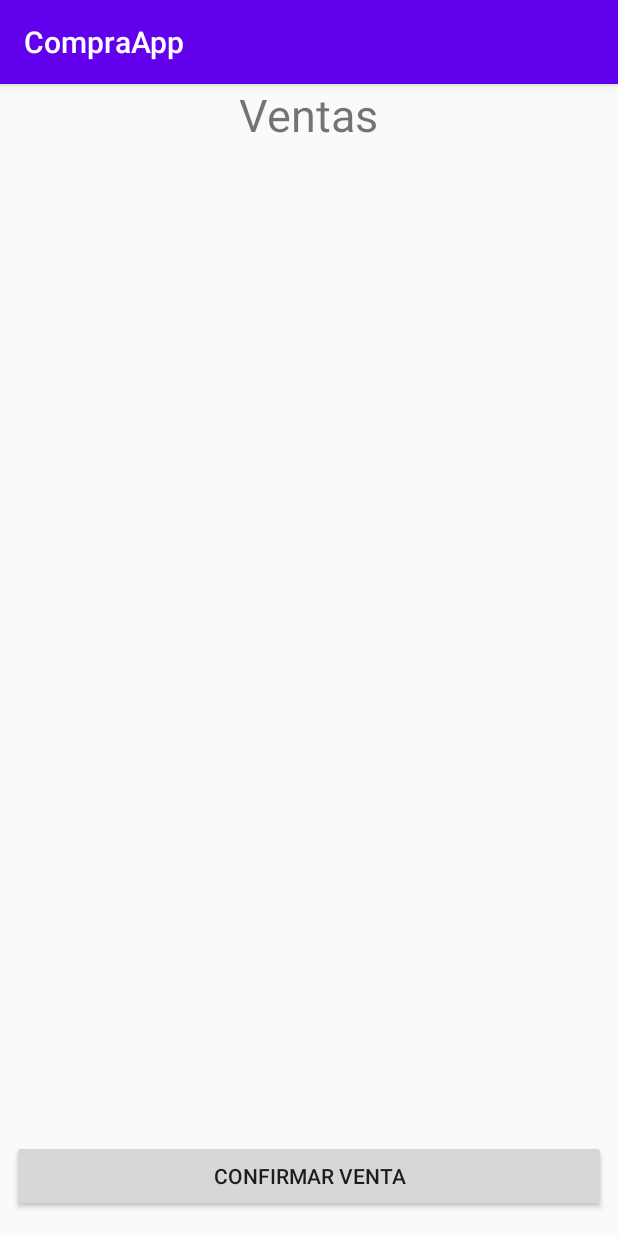
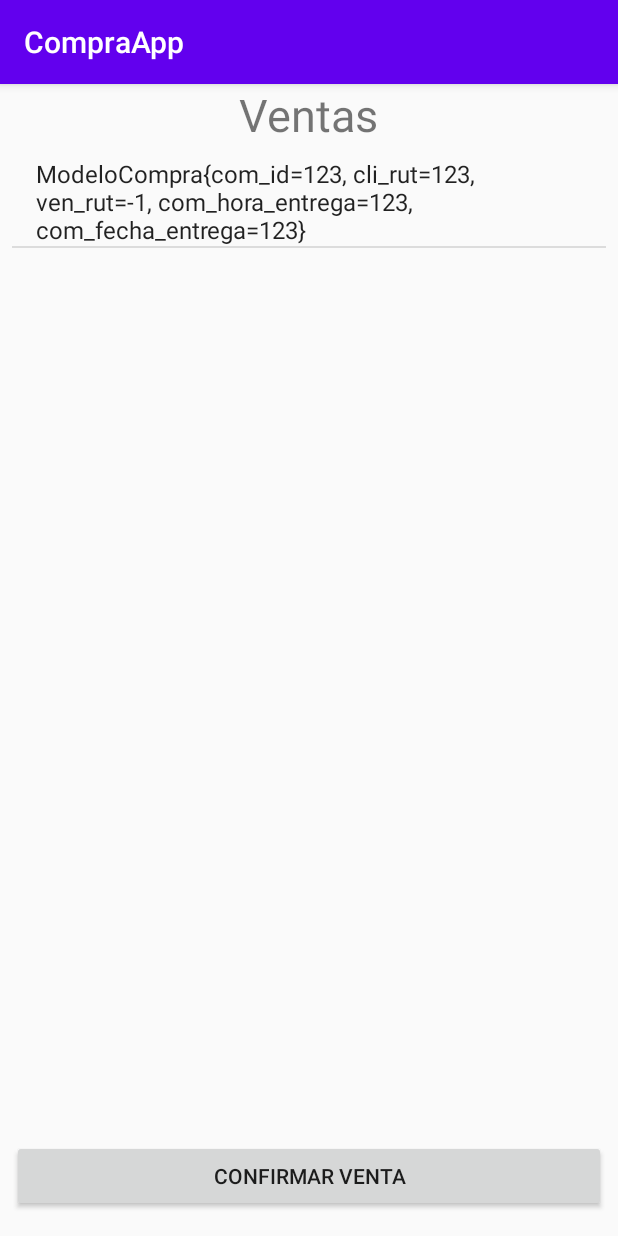
Before and after one commit to unknow1646/CompraApp, an Android app: the Ventas screen opened directly, with no data from a screen before it, on a phone screen of 412 x 824 dp. Run offline under Robolectric (Android 15) with nearby library versions, the phone set to English and light mode, and no system bars.

Commit message:
Revert "Revert "Merge branch 'master' of https://github.com/unknow1646/CompraApp""
This reverts commit db118df44f23d6248799ce9cfa4ed4abb6985a40.

```diff
--- a/app/src/main/java/com/example/compraapp/DataBaseHelper.java
+++ b/app/src/main/java/com/example/compraapp/DataBaseHelper.java
@@ -70,20 +70,59 @@ public class DataBaseHelper extends SQLiteOpenHelper {
     }
 
 
+    public boolean instanciaCompra(ModeloCompra modeloCompra){
+        SQLiteDatabase db = this.getWritableDatabase();
+        ContentValues cv = new ContentValues();
+        cv.put("com_autoincrementable", modeloCompra.getCom_id());
+        cv.put("cli_rut",modeloCompra.getCli_rut());
+        cv.put("ven_rut",modeloCompra.getVen_rut());
+        cv.put("com_hora_entrega",modeloCompra.getCom_hora_entrega());
+        cv.put("com_fecha_entrega",modeloCompra.getCom_fecha_entrega());
+
+
+        long insert = db.insert("compra",null,cv);
+        return insert != -1;
+    }
+
+    public List<ModeloProducto> getProductos(int rut){
+        List<ModeloProducto> returnList = new ArrayList<>();
+        String queryString = "SELECT * FROM producto WHERE ven_rut = "+Integer.toString(rut);
+        SQLiteDatabase db = this.getReadableDatabase();
+        Cursor cursor = db.rawQuery(queryString,null);
+        if(cursor.moveToFirst()){
+            do{
+                int codigo = cursor.getInt(0);
+                int rut_v = cursor.getInt(1);
+                String nombre = cursor.getString(2);
+                int stock = cursor.getInt(3);
+                String tipo = cursor.getString(4);
+                int precio = cursor.getInt(5);
+                ModeloProducto modeloProducto = new ModeloProducto(codigo, rut_v, nombre, stock, tipo, precio);
+                returnList.add(modeloProducto);
+            }while(cursor.moveToNext());
+        }
+        else{
+            //FAIL
+        }
+        cursor.close();
+        db.close();
+        return returnList;
+    }
+
     public List<ModeloCompra> getEveryoneCompra(){
         List<ModeloCompra> returnList = new ArrayList<>();
-        String queryString = "SELECT * FROM compra " ;
+        String queryString = "SELECT * FROM compra";
         SQLiteDatabase db = this.getReadableDatabase();
         Cursor cursor = db.rawQuery(queryString, null);
         if(cursor.moveToFirst()){
             //loop results
             do{
-
-                int compraclirut = cursor.getInt(0);
-                int compravenrut = cursor.getInt(1);
-                int comprahoranetrega=cursor.getInt(2);
-                int comprafechaentrega= cursor.getInt(3);
-                ModeloCompra newmodelocompra = new ModeloCompra(compraclirut,compravenrut,comprahoranetrega,comprafechaentrega);
+                int compraid = cursor.getInt(0);
+                int compraclirut = cursor.getInt(1);
+                int compravenrut = cursor.getInt(2);
+                int comprahoranetrega=cursor.getInt(3);
+                int comprafechaentrega= cursor.getInt(4);
+                ModeloCompra newmodelocompra = new ModeloCompra(compraid,compraclirut,compravenrut,comprahoranetrega,comprafechaentrega);
                 returnList.add(newmodelocompra);
             }while(cursor.moveToNext());
         }
--- a/app/src/main/java/com/example/compraapp/ModeloCompra.java
+++ b/app/src/main/java/com/example/compraapp/ModeloCompra.java
@@ -1,12 +1,14 @@
 package com.example.compraapp;
 
 public class ModeloCompra {
+    public int com_id;
     public int cli_rut;
     public int ven_rut;
     public int com_hora_entrega;
     public int com_fecha_entrega;
 
-    public ModeloCompra(int cli_rut, int ven_rut, int com_hora_entrega, int com_fecha_entrega) {
+    public ModeloCompra(int com_id, int cli_rut, int ven_rut, int com_hora_entrega, int com_fecha_entrega) {
+        this.com_id = com_id;
         this.cli_rut = cli_rut;
         this.ven_rut = ven_rut;
         this.com_hora_entrega = com_hora_entrega;
@@ -16,11 +18,20 @@ public class ModeloCompra {
     @Override
     public String toString() {
         return "ModeloCompra{" +
-                "cli_rut=" + cli_rut +
+                "com_id=" + com_id +
+                ", cli_rut=" + cli_rut +
                 ", ven_rut=" + ven_rut +
                 ", com_hora_entrega=" + com_hora_entrega +
                 ", com_fecha_entrega=" + com_fecha_entrega +
                 '}';
+    }
+
+    public int getCom_id() {
+        return com_id;
+    }
+
+    public void setCom_id(int com_id) {
+        this.com_id = com_id;
     }
 
     public int getCli_rut() {
--- a/app/src/main/java/com/example/compraapp/Ventas.java
+++ b/app/src/main/java/com/example/compraapp/Ventas.java
@@ -2,13 +2,36 @@ package com.example.compraapp;
 
 import androidx.appcompat.app.AppCompatActivity;
 
+import android.content.ContentValues;
+import android.database.sqlite.SQLiteDatabase;
 import android.os.Bundle;
+import android.widget.ArrayAdapter;
+import android.widget.Button;
+import android.widget.ListView;
+import android.widget.Toast;
 
 public class Ventas extends AppCompatActivity {
+    ListView lv_ventas;
+    Button btn_confirmar;
+    ArrayAdapter lista_ventas;
+    DataBaseHelper dataBaseHelper;
+    ModeloCompra modeloCompra;
 
     @Override
     protected void onCreate(Bundle savedInstanceState) {
         super.onCreate(savedInstanceState);
         setContentView(R.layout.activity_ventas);
+        lv_ventas = findViewById(R.id.lv_ventas);
+        btn_confirmar = findViewById(R.id.btn_ConfirmarVenta);
+
+        dataBaseHelper = new DataBaseHelper(Ventas.this);
+
+        modeloCompra = new ModeloCompra(-1,123,123,123,123);
+        Toast.makeText(Ventas.this, "Instancia OK = "+dataBaseHelper.instanciaCompra(modeloCompra),Toast.LENGTH_SHORT).show();
+
+        lista_ventas = new ArrayAdapter<ModeloCompra>(Ventas.this, android.R.layout.simple_list_item_1, dataBaseHelper.getEveryoneCompra());
+        lv_ventas.setAdapter(lista_ventas);
+
+
     }
 }
--- a/app/src/main/res/layout/activity_editar_eliminar_producto.xml
+++ b/app/src/main/res/layout/activity_editar_eliminar_producto.xml
@@ -18,7 +18,7 @@
         app:layout_constraintTop_toTopOf="parent" />
 
     <ListView
-        android:id="@+id/listView"
+        android:id="@+id/lv_EditarEliminar"
         android:layout_width="0dp"
         android:layout_height="0dp"
         android:layout_marginStart="8dp"
@@ -46,7 +46,7 @@
         app:layout_constraintBottom_toTopOf="@+id/btn_Editar_Volver"
         app:layout_constraintEnd_toStartOf="@+id/btn_EliminarProducto"
         app:layout_constraintStart_toStartOf="parent"
-        app:layout_constraintTop_toBottomOf="@+id/listView" />
+        app:layout_constraintTop_toBottomOf="@+id/lv_EditarEliminar" />
 
     <Button
         android:id="@+id/btn_EliminarProducto"
@@ -60,7 +60,7 @@
         android:text="@string/EliminarProducto"
         app:layout_constraintEnd_toEndOf="parent"
         app:layout_constraintStart_toEndOf="@id/btn_EditarProducto"
-        app:layout_constraintTop_toBottomOf="@+id/listView" />
+        app:layout_constraintTop_toBottomOf="@+id/lv_EditarEliminar" />
 
     <Button
         android:id="@+id/btn_Editar_Volver"
--- a/app/src/main/res/layout/activity_ventas.xml
+++ b/app/src/main/res/layout/activity_ventas.xml
@@ -17,6 +17,7 @@
         app:layout_constraintTop_toTopOf="parent" />
 
     <ListView
+        android:id="@+id/lv_ventas"
         android:layout_width="0dp"
         android:layout_height="0dp"
         android:layout_marginStart="8dp"
```
Also changed, not shown: app/src/main/java/com/example/compraapp/EditarEliminarProducto.java (+15 -0 lines).
